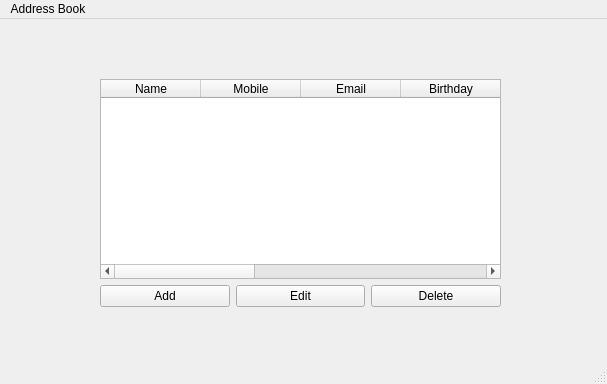
This is qt_addressbook/mainwindow.ui in Bharath8071/qt_addressbook as Qt 5 draws it before an edit. The edited form follows.
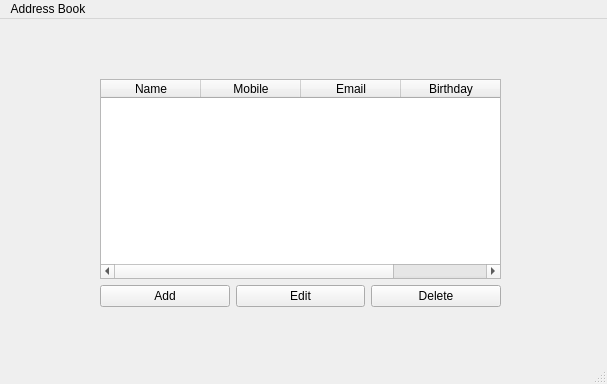
This is the edited form.

```diff
--- a/qt_addressbook/mainwindow.ui
+++ b/qt_addressbook/mainwindow.ui
@@ -14,7 +14,7 @@
    <string>MainWindow</string>
   </property>
   <widget class="QWidget" name="centralwidget">
-   <widget class="QWidget" name="">
+   <widget class="QWidget" name="layoutWidget">
     <property name="geometry">
      <rect>
       <x>100</x>
@@ -30,7 +30,7 @@
         <bool>false</bool>
        </property>
        <property name="columnCount">
-        <number>8</number>
+        <number>4</number>
        </property>
        <attribute name="horizontalHeaderVisible">
         <bool>true</bool>
@@ -67,10 +67,6 @@
          <string>Birthday</string>
         </property>
        </column>
-       <column/>
-       <column/>
-       <column/>
-       <column/>
       </widget>
      </item>
      <item>
```
